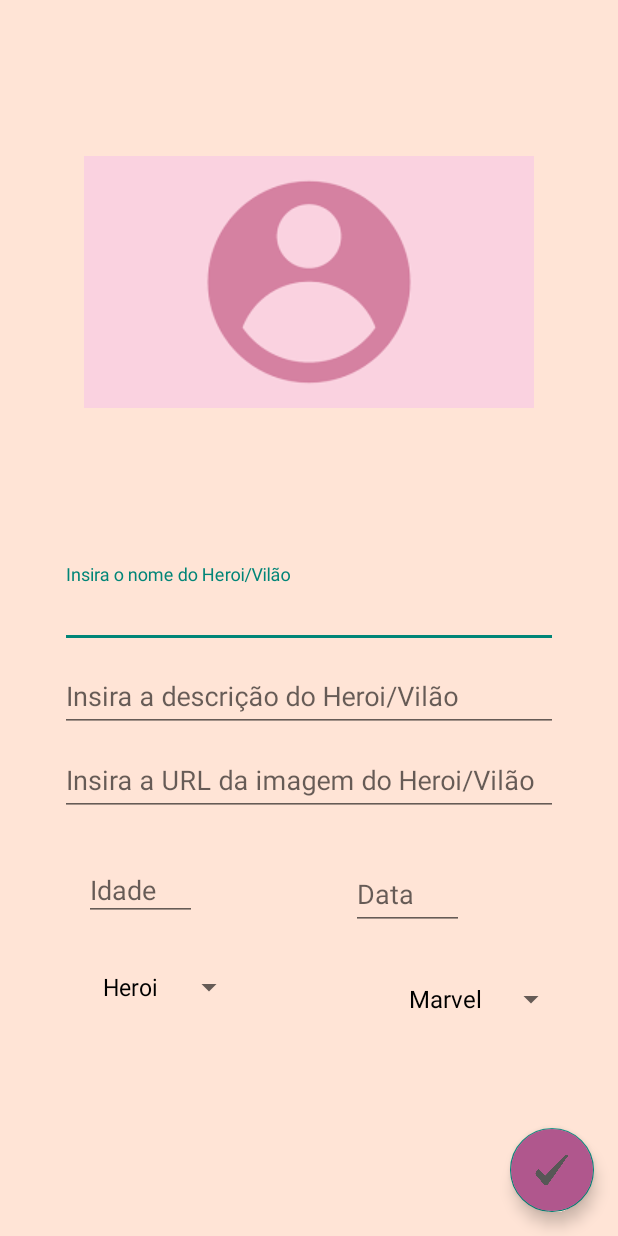
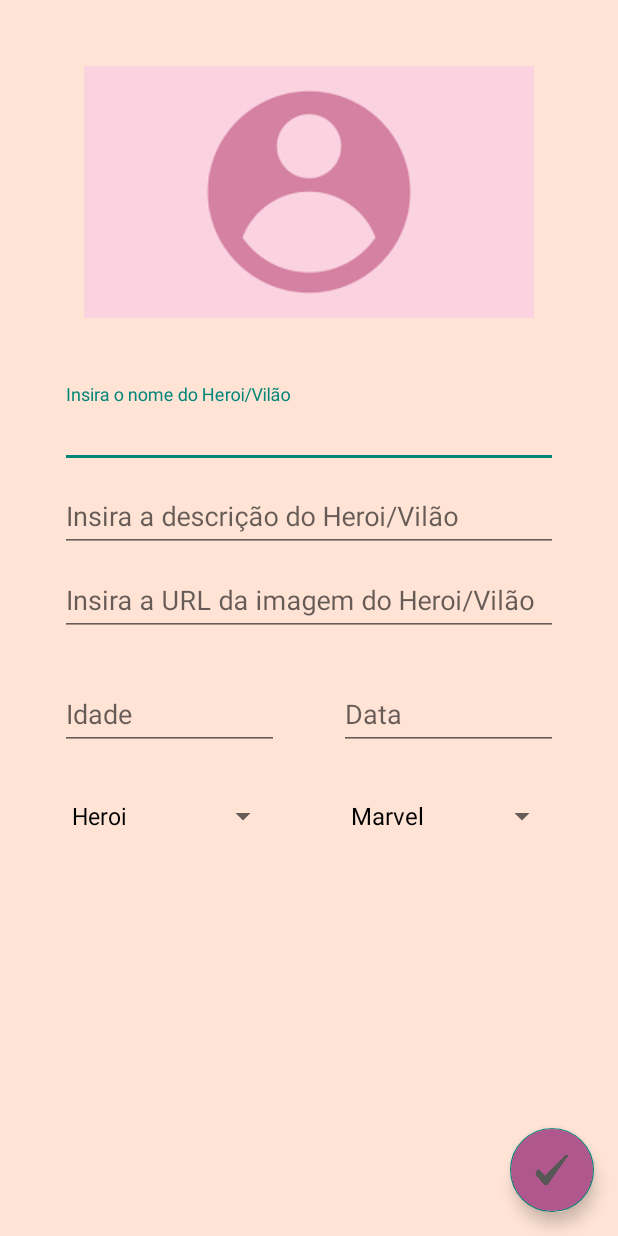
Before and after one commit to Lucielee-mendes/fundatec-heroes, an Android app: the CreateCharacterActivity screen opened directly, with no data from a screen before it, on a phone screen of 412 x 824 dp. Run offline under Robolectric (Android 15) with nearby library versions, the phone set to English and light mode, and no system bars.

Commit message:
aula0111

```diff
--- a/app/src/main/res/layout/activity_create_character.xml
+++ b/app/src/main/res/layout/activity_create_character.xml
@@ -4,25 +4,25 @@
     xmlns:tools="http://schemas.android.com/tools"
     android:layout_width="match_parent"
     android:layout_height="match_parent"
-    tools:context=".createCharacter.view.CreateCharacterActivity"
-    android:background="@color/corFundo">
+    android:background="@color/corFundo"
+    tools:context=".createCharacter.view.CreateCharacterActivity">
 
     <ImageView
         android:id="@+id/logoImageView"
         android:layout_width="wrap_content"
         android:layout_height="wrap_content"
         android:importantForAccessibility="no"
+        android:src="@drawable/perfil"
         app:layout_constraintBottom_toTopOf="@+id/nameHeroVilao"
         app:layout_constraintEnd_toEndOf="parent"
         app:layout_constraintStart_toStartOf="parent"
-        app:layout_constraintTop_toTopOf="parent"
-        android:src="@drawable/perfil" />
+        app:layout_constraintTop_toTopOf="parent" />
 
     <com.google.android.material.textfield.TextInputLayout
         android:id="@+id/nameHeroVilao"
         android:layout_width="match_parent"
         android:layout_height="wrap_content"
-        android:layout_marginTop="96dp"
+        android:layout_marginHorizontal="40dp"
         app:layout_constraintBottom_toTopOf="@+id/descriptiontext"
         app:layout_constraintEnd_toEndOf="parent"
         app:layout_constraintStart_toStartOf="parent"
@@ -32,8 +32,7 @@
         <EditText
             android:id="@+id/nameHero"
             android:layout_width="match_parent"
-            android:layout_height="wrap_content"
-            android:layout_marginHorizontal="40dp"
+            android:layout_height="match_parent"
             android:hint="@string/nomeHerois"
             android:imeOptions="actionNext"
             android:inputType="textPersonName" />
@@ -43,17 +42,17 @@
         android:id="@+id/descriptiontext"
         android:layout_width="match_parent"
         android:layout_height="wrap_content"
+        android:layout_marginHorizontal="40dp"
+        app:layout_constraintBottom_toTopOf="@+id/url_img_hero"
         app:layout_constraintEnd_toEndOf="parent"
         app:layout_constraintStart_toStartOf="parent"
         app:layout_constraintTop_toBottomOf="@+id/nameHeroVilao"
-        app:layout_constraintBottom_toTopOf="@+id/url_img_hero"
         app:layout_constraintVertical_chainStyle="packed">
 
         <EditText
             android:id="@+id/description"
             android:layout_width="match_parent"
-            android:layout_height="wrap_content"
-            android:layout_marginHorizontal="40dp"
+            android:layout_height="match_parent"
             android:hint="@string/description"
             android:imeOptions="actionNext"
             android:inputType="textPersonName" />
@@ -63,17 +62,17 @@
         android:id="@+id/url_img_hero"
         android:layout_width="match_parent"
         android:layout_height="wrap_content"
+        android:layout_marginHorizontal="40dp"
+        app:layout_constraintBottom_toTopOf="@+id/textIdade"
         app:layout_constraintEnd_toEndOf="parent"
         app:layout_constraintStart_toStartOf="parent"
-        app:layout_constraintBottom_toBottomOf="parent"
         app:layout_constraintTop_toBottomOf="@+id/descriptiontext"
         app:layout_constraintVertical_chainStyle="packed">
 
         <EditText
             android:id="@+id/img_hero"
             android:layout_width="match_parent"
-            android:layout_height="wrap_content"
-            android:layout_marginHorizontal="40dp"
+            android:layout_height="match_parent"
             android:hint="@string/utlImagemHeroi"
             android:imeOptions="actionNext"
             android:inputType="textPersonName" />
@@ -81,60 +80,66 @@
 
     <com.google.android.material.textfield.TextInputLayout
         android:id="@+id/textIdade"
-        android:layout_width="150dp"
-        android:layout_height="50dp"
+        android:layout_width="0dp"
+        android:layout_height="wrap_content"
         android:layout_marginTop="20dp"
-        android:layout_marginRight="150dp"
-        app:layout_constraintEnd_toEndOf="@id/url_img_hero"
-        app:layout_constraintStart_toStartOf="@id/url_img_hero"
+        android:layout_marginStart="40dp"
+        android:layout_marginEnd="20dp"
+        app:layout_constraintEnd_toStartOf="@+id/etData"
+        app:layout_constraintStart_toStartOf="parent"
+        app:layout_constraintBottom_toTopOf="@+id/tipo_personagem"
         app:layout_constraintTop_toBottomOf="@+id/url_img_hero">
 
         <EditText
             android:id="@+id/editText_idade"
-            android:layout_width="75dp"
-            android:layout_height="wrap_content"
+            android:layout_width="match_parent"
+            android:layout_height="match_parent"
             android:hint="@string/app_idade"
             android:imeOptions="actionNext"
-            android:inputType="number"/>
+            android:inputType="number" />
     </com.google.android.material.textfield.TextInputLayout>
 
     <com.google.android.material.textfield.TextInputLayout
         android:id="@+id/etData"
-        android:layout_width="150dp"
-        android:layout_height="50dp"
+        android:layout_width="0dp"
+        android:layout_height="wrap_content"
         android:layout_marginTop="20dp"
-        app:layout_constraintEnd_toEndOf="@id/url_img_hero"
+        android:layout_marginStart="20dp"
+        android:layout_marginEnd="40dp"
+        app:layout_constraintEnd_toEndOf="parent"
         app:layout_constraintStart_toEndOf="@+id/textIdade"
         app:layout_constraintTop_toBottomOf="@+id/url_img_hero">
 
-    <EditText
-        android:id="@+id/bt_data"
-        android:layout_width="75dp"
-        android:layout_height="45dp"
-        android:hint="@string/data"
-        android:imeOptions="actionNext"
-        android:inputType="text"
-        />
+        <EditText
+            android:id="@+id/bt_data"
+            android:layout_width="match_parent"
+            android:layout_height="match_parent"
+            android:hint="@string/data"
+            android:imeOptions="actionNext"
+            android:inputType="text" />
     </com.google.android.material.textfield.TextInputLayout>
 
 
     <Spinner
         android:id="@+id/tipo_personagem"
-        android:layout_width="wrap_content"
+        android:layout_width="0dp"
         android:layout_height="wrap_content"
         android:layout_marginTop="20dp"
-        app:layout_constraintEnd_toEndOf="@+id/textIdade"
-        app:layout_constraintHorizontal_bias="0.092"
-        app:layout_constraintStart_toStartOf="@id/textIdade"
+        android:layout_marginStart="40dp"
+        android:layout_marginEnd="20dp"
+        app:layout_constraintEnd_toStartOf="@+id/tipo_empresa"
+        app:layout_constraintStart_toStartOf="parent"
+        app:layout_constraintBottom_toBottomOf="parent"
         app:layout_constraintTop_toBottomOf="@id/textIdade" />
 
     <Spinner
         android:id="@+id/tipo_empresa"
-        android:layout_width="wrap_content"
+        android:layout_width="0dp"
         android:layout_height="wrap_content"
-        android:layout_marginTop="28dp"
-        app:layout_constraintEnd_toEndOf="@id/url_img_hero"
-        app:layout_constraintHorizontal_bias="0.75"
+        android:layout_marginTop="20dp"
+        android:layout_marginEnd="40dp"
+        android:layout_marginStart="20dp"
+        app:layout_constraintEnd_toEndOf="parent"
         app:layout_constraintStart_toEndOf="@id/tipo_personagem"
         app:layout_constraintTop_toBottomOf="@id/etData" />
 
@@ -143,12 +148,12 @@
         android:layout_width="wrap_content"
         android:layout_height="wrap_content"
         android:layout_gravity="end|bottom"
+        android:layout_margin="16dp"
+        android:backgroundTint="@color/corBotao"
+        android:contentDescription="@string/app_criar_personagem"
         android:src="@drawable/check"
-        android:contentDescription="@string/app_criar_personagem"
-        android:layout_margin="16dp"
         app:layout_constraintBottom_toBottomOf="parent"
         app:layout_constraintEnd_toEndOf="parent"
-        android:backgroundTint="@color/corBotao"
 
         />
 
--- a/app/src/main/res/values/themes.xml
+++ b/app/src/main/res/values/themes.xml
@@ -2,7 +2,7 @@
     <!-- Base application theme. -->
     <style name="Theme.FundatecHeroes" parent="Theme.AppCompat.Light.NoActionBar">
         <!-- Primary brand color. -->
-        <item name="colorPrimary">@color/purple_500</item>
+        <item name="colorPrimary">#B0578D</item>
         <item name="colorPrimaryVariant">@color/purple_700</item>
         <item name="colorOnPrimary">@color/white</item>
         <!-- Secondary brand color. -->
```
Also changed, not shown: app/src/main/java/com/example/fundatecheroes/login/domain/LoginUseCase.kt (+17 -0 lines), app/src/main/java/com/example/fundatecheroes/profile/presentation/ProfileViewModel.kt (added, +41 -0 lines), app/src/main/java/com/example/fundatecheroes/profile/presentation/model/ProfileViewState.kt (added, +10 -0 lines).
